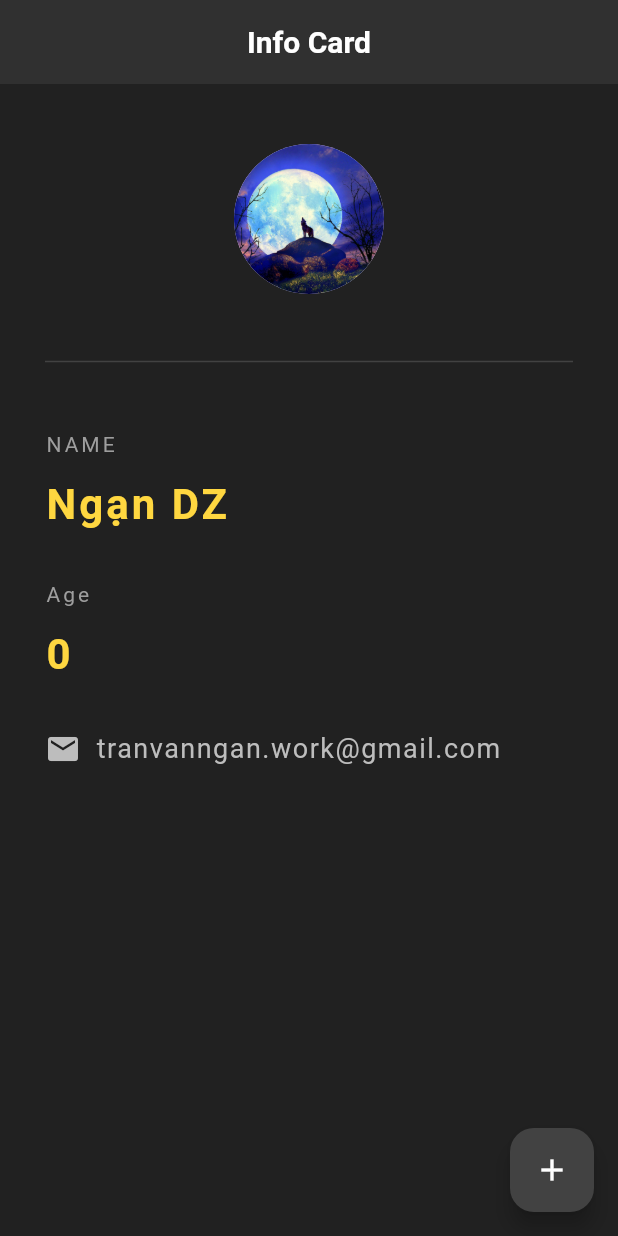
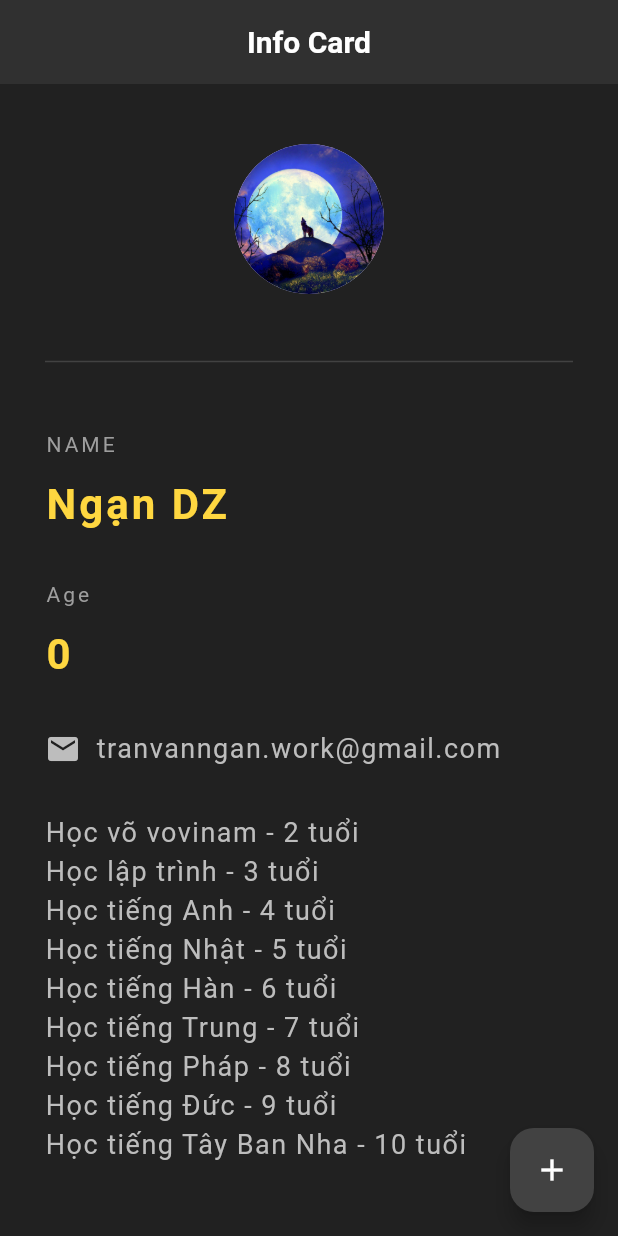
Before and after one commit to ngantrandev/personal_info_app, a Flutter app: the screen it shows after launch, on a phone screen of 412 x 824 dp. Run offline on Flutter 3.47's test engine with Material 3 defaults, Android fonts, the light colour scheme and no system bars.

Commit message:
new: create custom class

```diff
--- /dev/null
+++ b/lib/history_detail.dart
@@ -0,0 +1,6 @@
+class HistoryDetail {
+  String detail;
+  int age;
+
+  HistoryDetail({required this.detail, required this.age});
+}
--- a/lib/main.dart
+++ b/lib/main.dart
@@ -1,4 +1,5 @@
 import 'package:flutter/material.dart';
+import 'package:personal_info_app/history_detail.dart';
 
 void main() {
   runApp(MaterialApp(
@@ -16,6 +17,18 @@ class InfoCard extends StatefulWidget {
 
 class _InfoCardState extends State<InfoCard> {
   int yourAge = 0;
+
+  List<HistoryDetail> histories = [
+    HistoryDetail(detail: "Học võ vovinam", age: 2),
+    HistoryDetail(detail: "Học lập trình", age: 3),
+    HistoryDetail(detail: "Học tiếng Anh", age: 4),
+    HistoryDetail(detail: "Học tiếng Nhật", age: 5),
+    HistoryDetail(detail: "Học tiếng Hàn", age: 6),
+    HistoryDetail(detail: "Học tiếng Trung", age: 7),
+    HistoryDetail(detail: "Học tiếng Pháp", age: 8),
+    HistoryDetail(detail: "Học tiếng Đức", age: 9),
+    HistoryDetail(detail: "Học tiếng Tây Ban Nha", age: 10),
+  ];
 
   @override
   Widget build(BuildContext context) {
@@ -96,7 +109,18 @@ class _InfoCardState extends State<InfoCard> {
                     letterSpacing: 1.0,
                   )),
             ],
-          )
+          ),
+          SizedBox(height: 30.0),
+          Column(
+              crossAxisAlignment: CrossAxisAlignment.start,
+              children: histories
+                  .map((item) => Text("${item.detail} - ${item.age} tuổi",
+                      style: TextStyle(
+                        color: Colors.grey[400],
+                        fontSize: 18.0,
+                        letterSpacing: 1.0,
+                      )))
+                  .toList())
         ]),
       ),
     );
```
